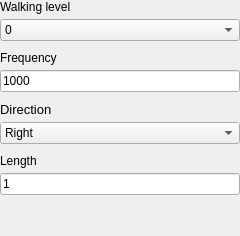
Above: ui/patterns/walkingpattern.ui from analogdevicesinc/scopy before the change. Below: the same form after it.
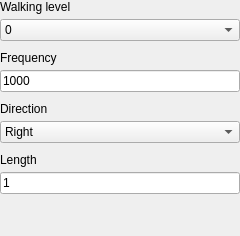
That is the form after the change.

The edit to the form file:
```diff
--- a/ui/patterns/walkingpattern.ui
+++ b/ui/patterns/walkingpattern.ui
@@ -94,9 +94,6 @@
      </property>
      <item>
       <widget class="QLabel" name="label_3">
-       <property name="styleSheet">
-        <string notr="true">font-size: 13px;</string>
-       </property>
        <property name="text">
         <string>Direction</string>
        </property>
```
